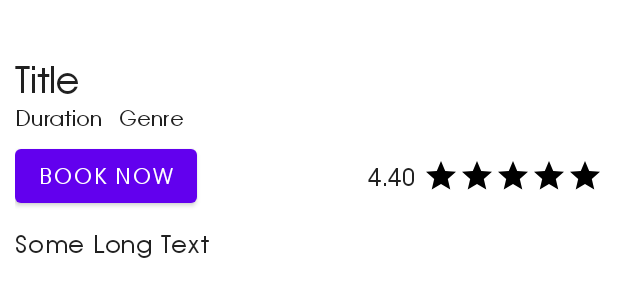
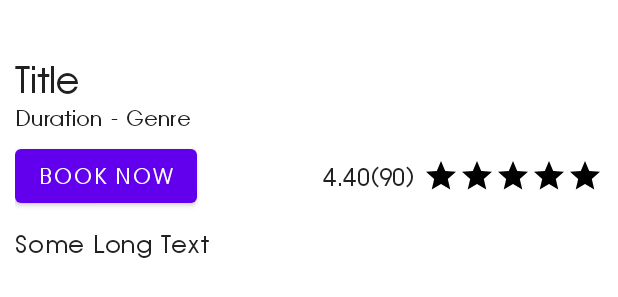
Before and after one commit to afarhan39/Favy, an Android app: the layout fragment_movie_detail.xml on its own in the app's theme, with its tools: preview values and no code run, on a phone screen of 412 x 824 dp. Shown: the part 546-843 px from the top of the screen. Run offline under Robolectric (Android 15) with nearby library versions, the phone set to English and light mode, and no system bars.

Commit message:
- added voteAverageImg, voteAverageAndCount and genre - added NestedScrollView to detail - removed launchSingleTop when actListToDetail - added color for day and night resource

```diff
--- a/app/src/main/java/my/farhan/movie/util/CommonExts.kt
+++ b/app/src/main/java/my/farhan/movie/util/CommonExts.kt
@@ -5,3 +5,9 @@ val Any.TAG: String
         val tag = javaClass.simpleName
         return if (tag.length <= 23) tag else tag.substring(0, 23)
     }
+
+fun Double.round(decimals: Int): Double {
+    var multiplier = 1.0
+    repeat(decimals) { multiplier *= 10 }
+    return kotlin.math.round(this * multiplier) / multiplier
+}
--- a/app/src/main/res/layout/fragment_movie_detail.xml
+++ b/app/src/main/res/layout/fragment_movie_detail.xml
@@ -10,6 +10,10 @@
             name="fragment"
             type="my.farhan.movie.ui.detail.MovieDetailFragment" />
     </data>
+
+    <androidx.core.widget.NestedScrollView
+        android:layout_width="match_parent"
+        android:layout_height="match_parent">
 
         <androidx.constraintlayout.widget.ConstraintLayout
             android:layout_width="match_parent"
@@ -56,6 +60,7 @@
                     android:layout_width="wrap_content"
                     android:layout_height="wrap_content"
                     android:layout_marginStart="5dp"
+                    android:text="@string/dash"
                     android:textAppearance="@style/TextAppearance.MaterialComponents.Subtitle2"
                     app:layout_constraintStart_toEndOf="@id/mtvDuration"
                     app:layout_constraintTop_toBottomOf="@id/mtvTitle" />
@@ -68,7 +73,8 @@
                     android:textAppearance="@style/TextAppearance.MaterialComponents.Subtitle2"
                     app:layout_constraintStart_toEndOf="@id/mtvDash"
                     app:layout_constraintTop_toBottomOf="@id/mtvTitle"
-                tools:text="Genre" />
+                    tools:text="Genre"
+                    app:genre="@{vm.selectedMovie.genre}"/>
 
                 <com.google.android.material.button.MaterialButton
                     android:id="@+id/mbBookNow"
@@ -90,7 +96,9 @@
                     app:layout_constraintBottom_toBottomOf="@id/mbBookNow"
                     app:layout_constraintEnd_toStartOf="@id/ivRating"
                     app:layout_constraintTop_toTopOf="@id/mbBookNow"
-                tools:text="4.40" />
+                    tools:text="4.40(90)"
+                    app:voteAverage="@{vm.selectedMovie.voteAverage}"
+                    app:voteCount="@{vm.selectedMovie.voteCount}"/>
 
                 <ImageView
                     android:id="@+id/ivRating"
@@ -99,7 +107,9 @@
                     android:src="@drawable/ic_star_5"
                     app:layout_constraintBottom_toBottomOf="@id/mbBookNow"
                     app:layout_constraintEnd_toEndOf="parent"
-                app:layout_constraintTop_toTopOf="@id/mbBookNow" />
+                    app:layout_constraintTop_toTopOf="@id/mbBookNow"
+                    app:tint="@color/colorOnSecondary"
+                    app:voteAverageImg="@{vm.selectedMovie.voteAverage}"/>
 
                 <com.google.android.material.textview.MaterialTextView
                     android:id="@+id/mtvOverview"
@@ -113,4 +123,5 @@
                     android:text="@{vm.selectedMovie.overview}"/>
             </androidx.constraintlayout.widget.ConstraintLayout>
         </androidx.constraintlayout.widget.ConstraintLayout>
+    </androidx.core.widget.NestedScrollView>
 </layout>
--- a/app/src/main/res/navigation/nav_graph.xml
+++ b/app/src/main/res/navigation/nav_graph.xml
@@ -11,8 +11,7 @@
         tools:layout="@layout/fragment_movie_list">
         <action
             android:id="@+id/actListToDetail"
-            app:destination="@id/MovieDetailFragment"
-            app:launchSingleTop="true" />
+            app:destination="@id/MovieDetailFragment" />
     </fragment>
 
     <fragment
--- /dev/null
+++ b/app/src/main/res/values-night/colors.xml
@@ -0,0 +1,5 @@
+<?xml version="1.0" encoding="utf-8"?>
+<resources>
+    <color name="colorOnPrimary">#FF000000</color>
+    <color name="colorOnSecondary">#FFFFFFFF</color>
+</resources>
--- a/app/src/main/res/values/colors.xml
+++ b/app/src/main/res/values/colors.xml
@@ -7,4 +7,7 @@
     <color name="teal_700">#FF018786</color>
     <color name="black">#FF000000</color>
     <color name="white">#FFFFFFFF</color>
+
+    <color name="colorOnPrimary">#FFFFFFFF</color>
+    <color name="colorOnSecondary">#FF000000</color>
 </resources>
--- a/app/src/main/res/values/strings.xml
+++ b/app/src/main/res/values/strings.xml
@@ -4,4 +4,5 @@
     <string name="unavailable">Unavailable</string>
     <string name="duration">%d min</string>
     <string name="bookNow">Book Now</string>
+    <string name="dash">-</string>
 </resources>
```
Also changed, not shown: app/src/main/java/my/farhan/movie/util/BindingAdapters.kt (+32 -18 lines). Lines whose indentation alone changed are shown as unchanged.
